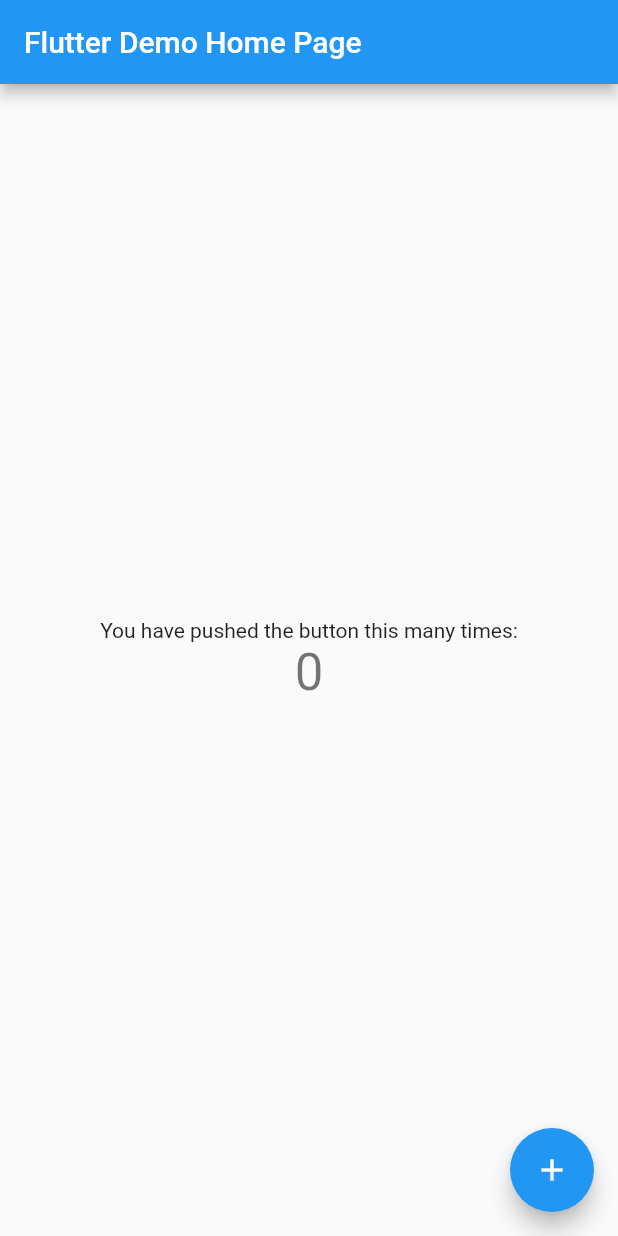
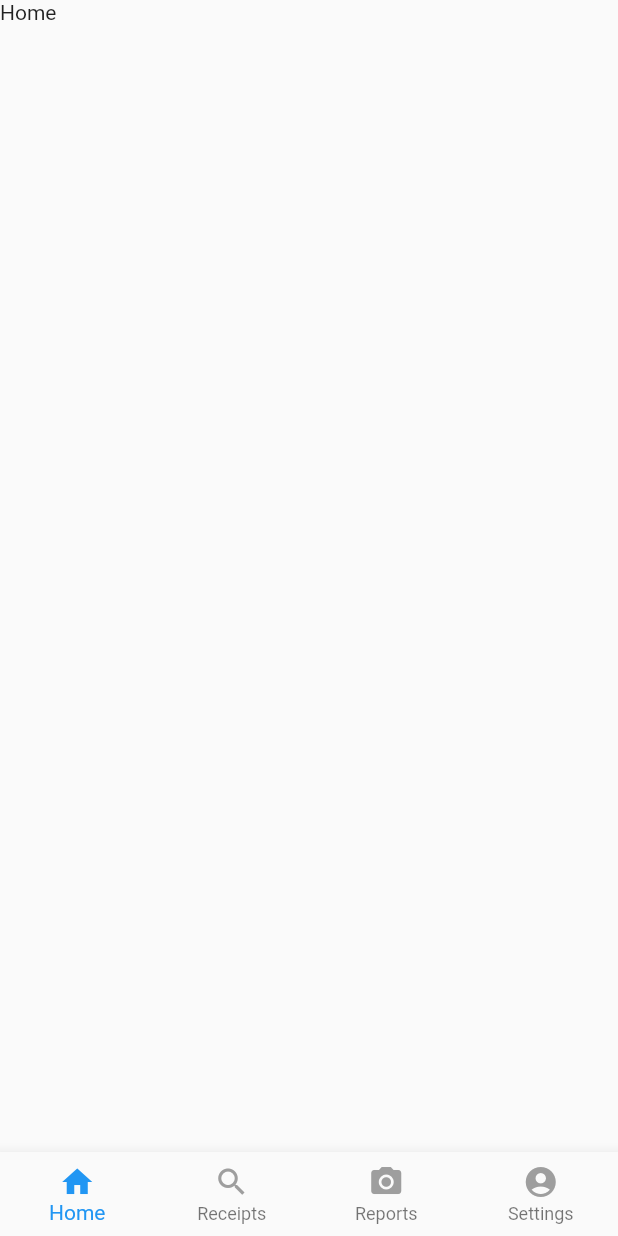
Before and after one commit to rong3000/ir, a Flutter app: the screen it shows after launch, on a phone screen of 412 x 824 dp. Run offline on Flutter 3.47's test engine with Material 2 defaults, Android fonts, the phone set to English and light mode, and no system bars.

```diff
--- a/lib/main.dart
+++ b/lib/main.dart
@@ -1,4 +1,6 @@
 import 'package:flutter/material.dart';
+
+import 'navigator/tab_navigator.dart';
 
 void main() => runApp(MyApp());
 
@@ -20,92 +22,7 @@ class MyApp extends StatelessWidget {
         // is not restarted.
         primarySwatch: Colors.blue,
       ),
-      home: MyHomePage(title: 'Flutter Demo Home Page'),
+      home: TabNavigator(),
     );
   }
 }
-
-class MyHomePage extends StatefulWidget {
-  MyHomePage({Key key, this.title}) : super(key: key);
-
-  // This widget is the home page of your application. It is stateful, meaning
-  // that it has a State object (defined below) that contains fields that affect
-  // how it looks.
-
-  // This class is the configuration for the state. It holds the values (in this
-  // case the title) provided by the parent (in this case the App widget) and
-  // used by the build method of the State. Fields in a Widget subclass are
-  // always marked "final".
-
-  final String title;
-
-  @override
-  _MyHomePageState createState() => _MyHomePageState();
-}
-
-class _MyHomePageState extends State<MyHomePage> {
-  int _counter = 0;
-
-  void _incrementCounter() {
-    setState(() {
-      // This call to setState tells the Flutter framework that something has
-      // changed in this State, which causes it to rerun the build method below
-      // so that the display can reflect the updated values. If we changed
-      // _counter without calling setState(), then the build method would not be
-      // called again, and so nothing would appear to happen.
-      _counter++;
-    });
-  }
-
-  @override
-  Widget build(BuildContext context) {
-    // This method is rerun every time setState is called, for instance as done
-    // by the _incrementCounter method above.
-    //
-    // The Flutter framework has been optimized to make rerunning build methods
-    // fast, so that you can just rebuild anything that needs updating rather
-    // than having to individually change instances of widgets.
-    return Scaffold(
-      appBar: AppBar(
-        // Here we take the value from the MyHomePage object that was created by
-        // the App.build method, and use it to set our appbar title.
-        title: Text(widget.title),
-      ),
-      body: Center(
-        // Center is a layout widget. It takes a single child and positions it
-        // in the middle of the parent.
-        child: Column(
-          // Column is also layout widget. It takes a list of children and
-          // arranges them vertically. By default, it sizes itself to fit its
-          // children horizontally, and tries to be as tall as its parent.
-          //
-          // Invoke "debug painting" (press "p" in the console, choose the
-          // "Toggle Debug Paint" action from the Flutter Inspector in Android
-          // Studio, or the "Toggle Debug Paint" command in Visual Studio Code)
-          // to see the wireframe for each widget.
-          //
-          // Column has various properties to control how it sizes itself and
-          // how it positions its children. Here we use mainAxisAlignment to
-          // center the children vertically; the main axis here is the vertical
-          // axis because Columns are vertical (the cross axis would be
-          // horizontal).
-          mainAxisAlignment: MainAxisAlignment.center,
-          children: <Widget>[
-            Text(
-              'You have pushed the button this many times:',
-            ),
-            Text(
-              '$_counter',
-              style: Theme.of(context).textTheme.display1,
-            ),
-          ],
-        ),
-      ),
-      floatingActionButton: FloatingActionButton(
-        onPressed: _incrementCounter,
-        tooltip: 'Increment',
-        child: Icon(Icons.add),
-      ), // This trailing comma makes auto-formatting nicer for build methods.
-    );
-  }
-}
--- /dev/null
+++ b/lib/navigator/tab_navigator.dart
@@ -0,0 +1,77 @@
+import 'package:flutter/material.dart';
+import 'package:intelligent_receipt/pages/home_page.dart';
+import 'package:intelligent_receipt/pages/settings_page.dart';
+import 'package:intelligent_receipt/pages/receipts_page.dart';
+import 'package:intelligent_receipt/pages/reports_page.dart';
+
+class TabNavigator extends StatefulWidget {
+  @override
+  _TabNavigatorState createState() => _TabNavigatorState();
+}
+
+class _TabNavigatorState extends State<TabNavigator> {
+  final _defaultColor = Colors.grey;
+  final _activeColor = Colors.blue;
+  int _currentIndex = 0;
+  final PageController _controller = PageController(
+    initialPage: 0,
+  );
+
+  @override
+  Widget build(BuildContext context) {
+    return Scaffold(
+      body: PageView(
+        controller: _controller,
+        children: <Widget>[
+          HomePage(),
+          ReceiptsPage(),
+          ReportsPage(),
+          SettingsPage(),
+        ],
+      ),
+      bottomNavigationBar: BottomNavigationBar(
+          currentIndex: _currentIndex,
+          onTap: (index) {
+            _controller.jumpToPage(index);
+            setState(() {
+              _currentIndex = index;
+            });
+          },
+          type: BottomNavigationBarType.fixed,
+          items: [
+            BottomNavigationBarItem(
+                icon: Icon(Icons.home, color: _defaultColor),
+                activeIcon: Icon(Icons.home, color: _activeColor),
+                title: Text(
+                  'Home',
+                  style: TextStyle(
+                      color: _currentIndex != 0 ? _defaultColor : _activeColor),
+                )),
+            BottomNavigationBarItem(
+                icon: Icon(Icons.search, color: _defaultColor),
+                activeIcon: Icon(Icons.search, color: _activeColor),
+                title: Text(
+                  'Receipts',
+                  style: TextStyle(
+                      color: _currentIndex != 1 ? _defaultColor : _activeColor),
+                )),
+            BottomNavigationBarItem(
+                icon: Icon(Icons.camera_alt, color: _defaultColor),
+                activeIcon: Icon(Icons.camera_alt, color: _activeColor),
+                title: Text(
+                  'Reports',
+                  style: TextStyle(
+                      color: _currentIndex != 2 ? _defaultColor : _activeColor),
+                )),
+            BottomNavigationBarItem(
+                icon: Icon(Icons.account_circle, color: _defaultColor),
+                activeIcon: Icon(Icons.account_circle, color: _activeColor),
+                title: Text(
+                  'Settings',
+                  style: TextStyle(
+                      color: _currentIndex != 3 ? _defaultColor : _activeColor),
+                )),
+          ]),
+    );
+  }
+}
--- /dev/null
+++ b/lib/pages/home_page.dart
@@ -0,0 +1,24 @@
+import 'package:flutter/material.dart';
+
+class HomePage extends StatefulWidget {
+  @override
+  _HomePageState createState() => _HomePageState();
+}
+
+class _HomePageState extends State<HomePage> {
+
+  @override
+  Widget build(BuildContext context) {
+    return Scaffold(
+      body: Stack(
+        children: <Widget>[
+          MediaQuery.removePadding(
+            removeTop: true,
+            context: context,
+            child: Text('Home'),
+          ),
+        ],
+      ),
+    );
+  }
+}
--- /dev/null
+++ b/lib/pages/receipts_page.dart
@@ -0,0 +1,18 @@
+import 'package:flutter/material.dart';
+
+class ReceiptsPage extends StatefulWidget {
+  @override
+  _ReceiptsPageState createState() => _ReceiptsPageState();
+}
+
+class _ReceiptsPageState extends State<ReceiptsPage> {
+
+  @override
+  Widget build(BuildContext context) {
+    return Scaffold(
+      body: Center(
+        child: Text('Receipts'),
+      ),
+    );
+  }
+}
--- /dev/null
+++ b/lib/pages/reports_page.dart
@@ -0,0 +1,19 @@
+
+import 'package:flutter/material.dart';
+
+class ReportsPage extends StatefulWidget {
+  @override
+  _ReportsPageState createState() => _ReportsPageState();
+}
+
+class _ReportsPageState extends State<ReportsPage> {
+
+  @override
+  Widget build(BuildContext context) {
+    return Scaffold(
+      body: Center(
+        child: Text('Reports'),
+      ),
+    );
+  }
+}
--- /dev/null
+++ b/lib/pages/settings_page.dart
@@ -0,0 +1,19 @@
+
+import 'package:flutter/material.dart';
+
+class SettingsPage extends StatefulWidget {
+  @override
+  _SettingsPageState createState() => _SettingsPageState();
+}
+
+class _SettingsPageState extends State<SettingsPage> {
+
+  @override
+  Widget build(BuildContext context) {
+    return Scaffold(
+      body: Center(
+        child: Text('Settings'),
+      ),
+    );
+  }
+}
```
